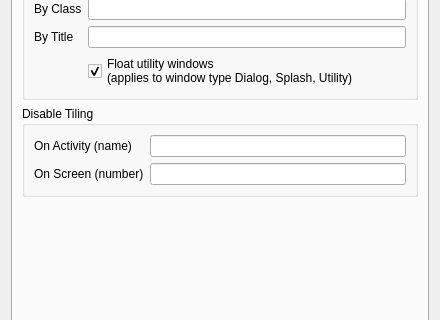
Old version of the form res/config.ui in the repository uberkael/krohnkite; both pictures show x 0 to 440 and y 202 to 522 of the 440 by 755 pixel window.
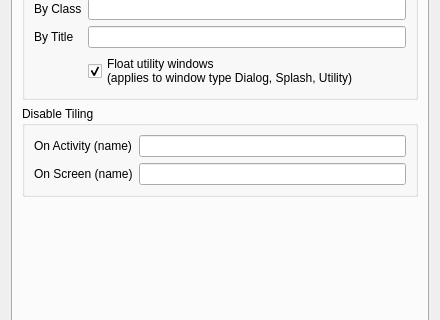
New version of the form. The open tabs and pages were chosen to show the change.

Commit message: change the tip for filter screens. Need input names but not number

```diff
--- a/res/config.ui
+++ b/res/config.ui
@@ -740,7 +740,7 @@
           <item row="1" column="0">
            <widget class="QLabel" name="ignoreScreenLabel">
             <property name="text">
-             <string>On Screen (number)</string>
+             <string>On Screen (name)</string>
             </property>
            </widget>
           </item>
```
Left out of the diff: 2 changed lines with no effect on the pictures.
